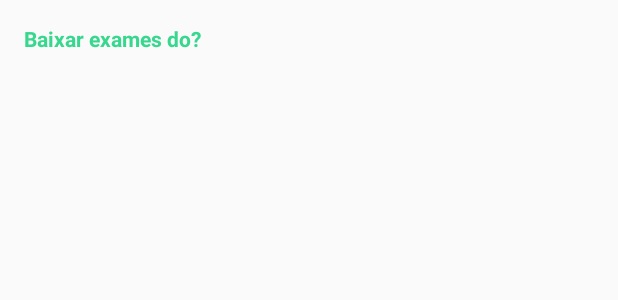
After one commit to kishannareshpal/ChromeMenu, an Android app: the layout app_menu_header.xml on its own in the app's theme, with its tools: preview values and no code run, on a phone screen of 412 x 824 dp. The commit adds this screen. Shown: the top 300 px of the screen. Run offline under Robolectric (Android 15) with nearby library versions, the phone set to English and light mode, and no system bars.

```diff
--- a/app/src/main/java/com/kishannareshpal/chromemenu/MainActivity.java
+++ b/app/src/main/java/com/kishannareshpal/chromemenu/MainActivity.java
@@ -37,7 +37,7 @@ public class MainActivity extends AppCompatActivity {
         Button btn_simple = findViewById(R.id.btn_simple);
 
         // Setup Component
-        AppMenuHandler appMenuHandler = new AppMenuHandler(this, new AbstractAppMenuPropertiesDelegate(), R.menu.menu);
+        AppMenuHandler appMenuHandler = new AppMenuHandler(this, new DownloadAppMenuDelegate(), R.menu.menu);
         AppMenuButtonHelper appMenuButtonHelper = new AppMenuButtonHelper(appMenuHandler);
         btn_simple.setOnTouchListener(appMenuButtonHelper);
     }
--- /dev/null
+++ b/app/src/main/res/layout/app_menu_header.xml
@@ -0,0 +1,16 @@
+<?xml version="1.0" encoding="utf-8"?>
+<LinearLayout xmlns:android="http://schemas.android.com/apk/res/android"
+    android:layout_width="match_parent"
+    android:layout_height="wrap_content"
+    android:orientation="vertical">
+
+    <TextView
+        android:id="@+id/textView2"
+        android:layout_width="match_parent"
+        android:layout_height="wrap_content"
+        android:padding="16dp"
+        android:text="Baixar exames do?"
+        android:textAllCaps="false"
+        android:textColor="#37D88E"
+        android:textStyle="bold" />
+</LinearLayout>
--- a/library/build.gradle
+++ b/library/build.gradle
@@ -5,7 +5,7 @@ apply plugin: 'com.novoda.bintray-release'
 publish {
     def groupProjectID = 'com.kishannareshpal'
     def artifactProjectID = 'chromemenu'
-    def publishVersionID = '1.0.0'
+    def publishVersionID = '1.1'
 
     userOrg = 'kishannareshpal'
     repoName = 'maven'
@@ -26,7 +26,7 @@ android {
         minSdkVersion 17
         targetSdkVersion 28
         versionCode 1
-        versionName "1.0"
+        versionName "1.1"
 
         testInstrumentationRunner "android.support.test.runner.AndroidJUnitRunner"
 
--- a/library/src/main/java/com/kishannareshpal/lib/AppMenu.java
+++ b/library/src/main/java/com/kishannareshpal/lib/AppMenu.java
@@ -309,6 +309,7 @@ public class AppMenu implements OnItemClickListener, OnKeyListener {
 
         mPopup.setWidth(popupWidth);
 
+
         mIsByPermanentButton = false;
 
         // Extract visible items from the Menu.
--- a/library/src/main/res/layout/cm_menu_item.xml
+++ b/library/src/main/res/layout/cm_menu_item.xml
@@ -15,7 +15,8 @@
         android:layout_weight="1"
         android:gravity="center_vertical"
         android:paddingStart="0dp"
-        android:paddingEnd="9dp"
+        android:textSize="14sp"
+        android:paddingEnd="14dp"
         android:singleLine="true"
         android:textAppearance="?android:attr/textAppearanceLargePopupMenu" />
 
--- a/library/src/main/res/values/colors.xml
+++ b/library/src/main/res/values/colors.xml
@@ -3,7 +3,7 @@
 
     <color name="cm_black_alpha_24">#3D000000</color>
     <color name="cm_modern_grey_700">#5F6368</color>
-    <color name="cm_modern_grey_800_alpha_38">#613C4043</color>
+    <color name="cm_modern_grey_400_alpha_38">#bdbdbd</color>
     <color name="cm_modern_grey_900">#202124</color>
     <color name="cm_modern_blue_600">#1A73E8</color>
     <color name="cm_modern_grey_800">#3C4043</color>
@@ -18,5 +18,5 @@
      Note that these should NOT be used for icon tint. -->
     <color name="cm_control_normal_color">@color/cm_modern_grey_700</color>
     <color name="cm_light_active_color">@color/cm_modern_blue_600</color>
-    <color name="cm_control_highlight_color">@color/cm_modern_grey_800_alpha_38</color>
+    <color name="cm_control_highlight_color">@color/cm_modern_grey_400_alpha_38</color>
 </resources>
--- a/library/src/main/res/values/dimens.xml
+++ b/library/src/main/res/values/dimens.xml
@@ -1,7 +1,7 @@
 <?xml version="1.0" encoding="utf-8"?>
 <resources>
     <!-- Custom Menu dimensions -->
-    <dimen name="cm_menu_width">258dp</dimen>
+    <dimen name="cm_menu_width">212dp</dimen>
     <dimen name="cm_menu_negative_software_vertical_offset">0dp</dimen>
 
     <!-- The amount to fade the edges of the menu to indicate more content is available
@@ -13,10 +13,10 @@
     <dimen name="cm_auto_scroll_full_velocity">500dp</dimen>
 
     <!-- Common text sizes -->
-    <dimen name="cm_text_size_large">16sp</dimen>
+    <dimen name="cm_text_size_large">14sp</dimen>
 
     <!-- Common alpha values -->
     <item name="cm_default_disabled_alpha" format="float" type="dimen">0.38</item>
 
-    <dimen name="cm_iph_pulse_baseline_radius">16dp</dimen>
+    <dimen name="cm_iph_pulse_baseline_radius">12dp</dimen>
 </resources>
```
Also changed, not shown: app/src/main/java/com/kishannareshpal/chromemenu/DownloadAppMenuDelegate.java (added, +71 -0 lines), app/src/main/res/drawable/ic_go_icon.xml (added, +12 -0 lines), app/src/main/res/menu/menu.xml (+4 -11 lines).
